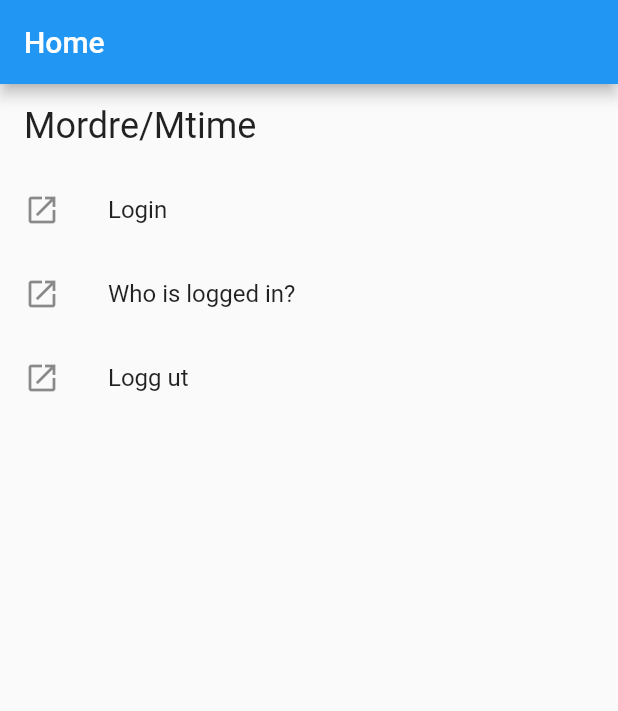
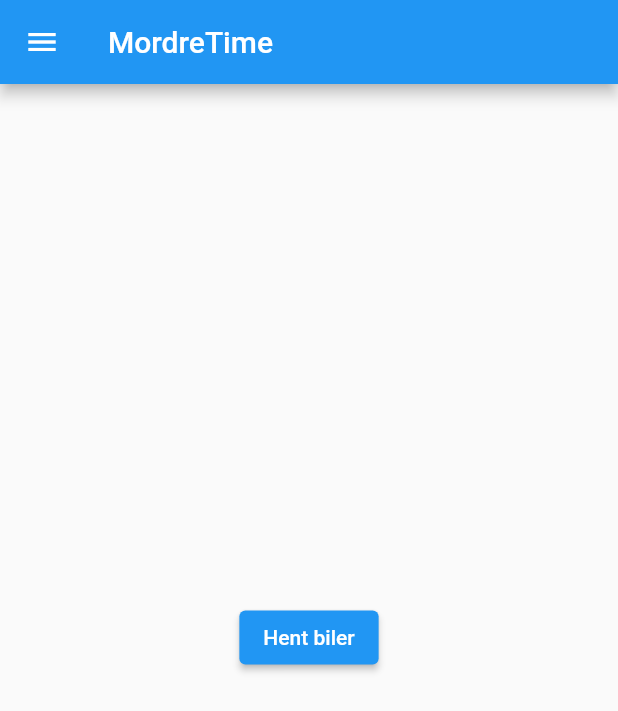
Before and after one commit to RoarGronmo/mtime_mordre_2, a Flutter app: the screen it shows after launch, on a phone screen of 412 x 824 dp. Shown: the top 711 px of the screen. Run offline on Flutter 3.47's test engine with Material 2 defaults, Android fonts, the phone set to English and light mode, and no system bars; missing offline and left inert: aad_oauth, msal_js.

```diff
--- a/lib/Home.dart
+++ /dev/null
@@ -1,167 +0,0 @@
-import 'dart:convert';
-
-import 'package:flutter/cupertino.dart';
-import 'package:flutter/material.dart';
-import 'package:mtime_mordre/Services/ApiService.dart';
-import 'package:mtime_mordre/snackbar.dart';
-import 'Services/ApiService_fake.dart';
-import 'auth/iAuth_manager.dart';
-import 'models/Bil.dart';
-
-class Mordre_Mtime extends StatelessWidget {
-  const Mordre_Mtime({Key? key}) : super(key: key);
-
-  @override
-  Widget build(BuildContext context) {
-    return MaterialApp(
-      title: 'Mordre/Mtime',
-      theme: ThemeData(primarySwatch: Colors.blue),
-      home: const HomePage(title: 'Home'),
-    );
-  }
-}
-
-class HomePage extends StatefulWidget {
-  const HomePage({Key? key, required this.title, }) : super(key: key);
-  final String title;
-
-  @override
-  _HomePageState createState() => _HomePageState();
-}
-
-class _HomePageState extends State<HomePage> {
-  String? accessToken;
-  String? sessionId;
-  dynamic departments;
-
-  @override
-  void initState() {
-    super.initState();
-  }
-
-  @override
-  Widget build(BuildContext context) {
-
-
-
-    return Scaffold(
-      appBar: AppBar(
-        title: Text(widget.title),
-      ),
-      body: ListView(
-        children: <Widget>[
-          ListTile(
-            title: Text(
-              'Mordre/Mtime',
-              style: Theme.of(context).textTheme.headline5,
-            ),
-          ),
-            ListTile(
-              leading: const Icon(Icons.launch),
-              title:  Text('Login '),
-              onTap: () {
-                login();
-              },
-            ),
-          ListTile(
-            leading: const Icon(Icons.launch),
-            title: const Text('\Who is logged in?'),
-            onTap: () {
-              showLoginInfo().then((value) => showMessage(value));
-            },
-          ),
-          if(sessionId != null)
-            ListTile(
-              leading: const Icon(Icons.launch),
-              title: const Text('Check session'),
-              onTap: () {
-                showMessage(sessionId!);
-              },
-            ),
-          ListTile(
-            leading: const Icon(Icons.launch),
-            title: const Text('Logg ut'),
-            onTap: () {
-              logout();
-            },
-          ),
-          if(sessionId != null)
-            ListTile(
-              leading: const Icon(Icons.launch),
-              title: const Text('Hent biler fra API'),
-              onTap: () {
-                fetchR1s();
-              },
-            ),
-          if(departments != null)
-            Expanded(
-                child : SizedBox(
-                    height: 400.0,
-                    child: ListView.builder(
-                        itemCount: departments.length,
-                        itemBuilder: (context, index) {
-                          return ListTile(title: Text(departments[index].nm));
-                        }
-                    )
-                )),
-        ],
-      ),
-    );
-  }
-
-  void showError(dynamic ex) {
-    showMessage(ex.toString());
-  }
-
-  void showMessage(String text) {
-    var alert = AlertDialog(
-      content: Text(text),
-      actions: <Widget>[
-        TextButton(
-            onPressed: () {
-              Navigator.pop(context);
-            },
-            child: const Text('Ok'))
-      ],
-    );
-    showDialog(context: context, builder: (BuildContext context) => alert);
-  }
-
-  Future<String> showLoginInfo() async {
-    return await AuthManager.instance?.getActiveAccount();
-  }
-
-  void login() async {
-    AuthManager.instance?.Login().then((token) => {
-      new ApiServiceMordre().loginSession(token).then((sid) => {
-        print("SID below: "),
-        print(sid),
-        setState(() {
-          sessionId = sid;
-        })
-      })
-    }).onError((error, stackTrace) => {
-      Snackbar.buildErrorSnackbar(context, "Feil ved innlogging. Details: " + error.toString() )
-    });;
-  }
-
-  fetchR1s(){
-    new ApiServiceMordre().listR1s(sessionId!).then((value) => {
-      Snackbar.buildSuccessSnackbar(context, "Success!"),
-        setState(() {
-          var list = value['payload'];
-          var flattenedList = [];
-          list.forEach((k, v) => flattenedList.add(v));
-          departments =
-          flattenedList.map((model) => MordreBil.fromJson(model)).toList();
-        })
-
-    }).onError((error, stackTrace) => {
-      Snackbar.buildErrorSnackbar(context, "Kunne ikke hente biler. Details: " + error.toString() )
-    });
-  }
-
-  void logout() async {
-    await AuthManager.instance?.logout();
-  }
-}
--- a/lib/Services/ApiService.dart
+++ b/lib/Services/ApiService.dart
@@ -1,5 +1,5 @@
 import 'dart:convert';
-import 'package:mtime_mordre/snackbar.dart';
+import 'package:mtime_mordre/auth/auth_manager.dart';
 
 import 'iApiService.dart';
 import 'package:http/http.dart' as http;
@@ -26,7 +26,7 @@ class ApiServiceMordre extends ApiService {
     }
 
   @override
-  Future<dynamic> listR1s(String sid) async {
+  Future<dynamic> listR1s() async {
     String api_uri = Config.endpoint_mordre;
     String method = "listR1s";
     String moduleName = "MOrdre";
@@ -35,7 +35,7 @@ class ApiServiceMordre extends ApiService {
       body: json.encode({
         'method': method,
         'moduleName': moduleName,
-          'sessionId': sid,
+        'sessionId': Auth0Manager.sessionId,
         'payload': null
       }),
     );
--- a/lib/Services/ApiService_fake.dart
+++ b/lib/Services/ApiService_fake.dart
@@ -7,7 +7,7 @@ class ApiServiceFake extends ApiService {
   }
 
   @override
-  Future<dynamic> listR1s(String sid) async {
+  Future<dynamic> listR1s() async {
 
     return {
       "statusId": 1,
--- a/lib/Services/iApiService.dart
+++ b/lib/Services/iApiService.dart
@@ -1,4 +1,4 @@
 abstract class ApiService {
   Future<String> loginSession(String oauth_token);
-  Future<dynamic> listR1s(String sid);
+  Future<dynamic> listR1s();
 }
--- a/lib/auth/iAuth_manager.dart
+++ b/lib/auth/iAuth_manager.dart
@@ -1,8 +1,10 @@
+import 'package:flutter/cupertino.dart';
+
 import 'auth_manager_stub.dart'
   if (dart.library.io) 'auth_manager.dart'
   if (dart.library.js) 'auth_manager_web.dart';
 
-abstract class AuthManager {
+abstract class AuthManager extends ChangeNotifier  {
   static AuthManager? _instance;
 
   static AuthManager? get instance {
@@ -10,8 +12,9 @@ abstract class AuthManager {
     return _instance;
   }
 
-  Future<String> Login();
+  Future<String> Login(BuildContext context);
   Future<dynamic> getActiveAccount();
   Future<void> logout();
   bool isLoggedIn();
+  Future<String?> getSession();
 }
--- a/lib/main.dart
+++ b/lib/main.dart
@@ -1,5 +1,5 @@
 import 'package:flutter/material.dart';
-import 'Home.dart';
+import 'home.dart';
 
 void main()  {
   runApp(const Mordre_Mtime());
--- /dev/null
+++ b/lib/mordre.dart
@@ -0,0 +1,98 @@
+// Copyright 2020 The Flutter team. All rights reserved.
+// Use of this source code is governed by a BSD-style license that can be
+// found in the LICENSE file.
+
+import 'package:flutter/cupertino.dart';
+import 'package:flutter/foundation.dart';
+import 'package:flutter/material.dart';
+import 'package:mtime_mordre/snackbar.dart';
+
+import 'Services/ApiService.dart';
+import 'models/Bil.dart';
+
+class Mordre extends StatefulWidget {
+  static const title = 'MordreTime';
+  static const androidIcon = Icon(Icons.music_note);
+
+  const Mordre({Key? key, this.androidDrawer}) : super(key: key);
+
+  final Widget? androidDrawer;
+
+  @override
+  _MordreState createState() => _MordreState();
+}
+
+class _MordreState extends State<Mordre> {
+  late List<dynamic> departments = [];
+
+  @override
+  void initState() {
+    _setData();
+    super.initState();
+  }
+
+  void _setData() {}
+
+  fetchR1s() {
+    ApiServiceMordre()
+        .listR1s()
+        .then((value) => {
+              Snackbar.buildSuccessSnackbar(context, "Success!"),
+              setState(() {
+                var list = value['payload'];
+                var flattenedList = [];
+                list.forEach((k, v) => flattenedList.add(v));
+                departments = flattenedList
+                    .map((model) => MordreBil.fromJson(model))
+                    .toList();
+              })
+            })
+        .onError((error, stackTrace) => {
+              Snackbar.buildErrorSnackbar(context,
+                  "Kunne ikke hente biler. Details: " + error.toString())
+            });
+  }
+
+  Future<void> _refreshData() {
+    return Future.delayed(
+      // This is just an arbitrary delay that simulates some network activity.
+      const Duration(seconds: 2),
+      () => setState(() => _setData()),
+    );
+  }
+
+  Widget _buildAndroid(BuildContext context) {
+    return Scaffold(
+      appBar: AppBar(
+        title: const Text(Mordre.title),
+      ),
+      drawer: widget.androidDrawer,
+      body: Center(
+        child: Column(mainAxisSize: MainAxisSize.min, children: <Widget>[
+          ElevatedButton(
+            onPressed: () {
+              fetchR1s();
+            },
+            child: const Text('Hent biler'),
+          ),
+          const SizedBox(height: 30),
+          if(departments.isNotEmpty)
+            Expanded(
+              child: Card(
+                child: ListView.builder(
+                    itemCount: departments.length,
+                    itemBuilder: (context, index) {
+                      return ListTile(title: Text(departments[index].nm));
+                    }),
+              ),
+            ),
+        ]),
+      ),
+    );
+  }
+
+  @override
+  Widget build(context) {
+    return _buildAndroid(context);
+  }
+}
```
Also changed, not shown: lib/auth/auth_manager.dart (+18 -3 lines), lib/auth/auth_manager_web.dart (+13 -1 lines), lib/home.dart (added, +162 -0 lines), 1 other file. Lines whose indentation alone changed are shown as unchanged.
